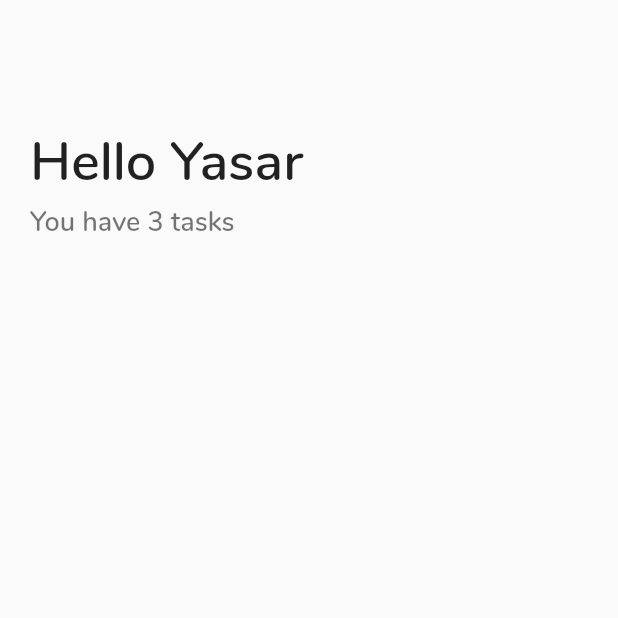
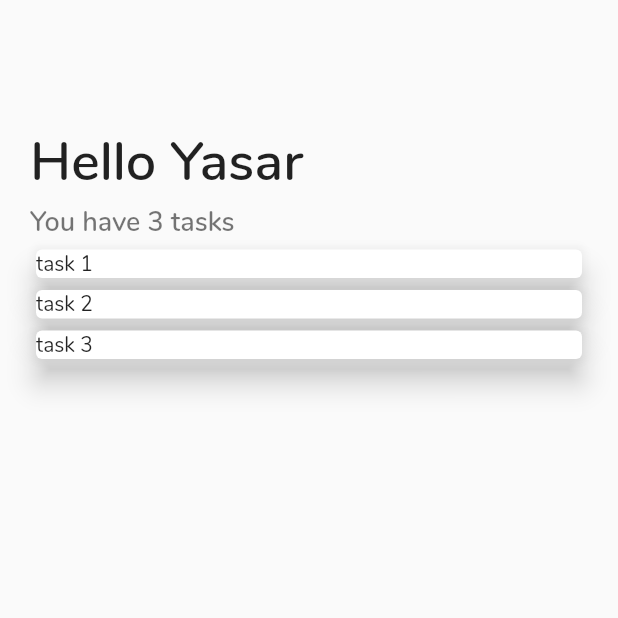
Before and after one commit to yasarb/flutter_todo, a Flutter app: the screen it shows after launch, on a phone screen of 412 x 824 dp, the top half of it. Run offline on Flutter 3.47's test engine with Material 2 defaults, Android fonts, the phone set to English and light mode, and no system bars.

Commit message:
Add skeleton of task list

```diff
--- /dev/null
+++ b/flutter_todo/lib/src/models/task.dart
@@ -0,0 +1,9 @@
+enum TaskStatus { postponed, done }
+
+class Task {
+  final String title;
+  final TaskStatus status;
+  final int dueDateTimestamp;
+
+  Task(this.title, this.status, this.dueDateTimestamp);
+}
--- a/flutter_todo/lib/src/screens/home_page.dart
+++ b/flutter_todo/lib/src/screens/home_page.dart
@@ -11,7 +11,8 @@ class HomePage extends StatelessWidget {
         SizedBox(
           height: height,
         ),
-        Header()
+        Header(),
+        TaskList()
       ],
     );
   }
--- /dev/null
+++ b/flutter_todo/lib/src/widgets/task_list.dart
@@ -0,0 +1,43 @@
+import 'package:flutter/material.dart';
+
+import 'package:flutter_todo/src/models/task.dart';
+import 'package:flutter_todo/src/widgets/task_list_item.dart';
+
+class TaskList extends StatefulWidget {
+  @override
+  _TaskListState createState() => _TaskListState();
+}
+
+class _TaskListState extends State<TaskList> {
+  List<Task> _taskList;
+
+  @override
+  void initState() {
+    List<Task> myList = [
+      Task('task 1', TaskStatus.postponed, 1),
+      Task('task 2', TaskStatus.postponed, 2),
+      Task('task 3', TaskStatus.postponed, 3),
+    ];
+
+    setState(() {
+      _taskList = myList;
+    });
+  }
+
+  @override
+  Widget build(BuildContext context) {
+    return Expanded(
+      child: Container(
+        padding: EdgeInsets.symmetric(horizontal: 20),
+        child: Container(
+          child: ListView.builder(
+            itemCount: _taskList.length,
+            itemBuilder: (context, position) {
+              return TaskListItem(_taskList[position]);
+            },
+          ),
+        ),
+      ),
+    );
+  }
+}
--- /dev/null
+++ b/flutter_todo/lib/src/widgets/task_list_item.dart
@@ -0,0 +1,16 @@
+import 'package:flutter/material.dart';
+import 'package:flutter_todo/src/models/task.dart';
+
+class TaskListItem extends StatelessWidget {
+  final Task task;
+
+  const TaskListItem(this.task);
+
+  @override
+  Widget build(BuildContext context) {
+    return Card(
+      elevation: 8,
+      child: Text(task.title),
+    );
+  }
+}
--- a/flutter_todo/lib/src/widgets/widgets.dart
+++ b/flutter_todo/lib/src/widgets/widgets.dart
@@ -1 +1,2 @@
 export 'package:flutter_todo/src/widgets/header.dart';
+export 'package:flutter_todo/src/widgets/task_list.dart';
```
